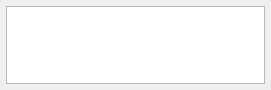
The window that src/TagsManager.ui (markus-wa/glmixer-mirror) describes before a commit, drawn with Qt 5.
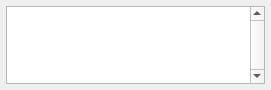
The same window after the commit.

What changed in the file:
```diff
--- a/src/TagsManager.ui
+++ b/src/TagsManager.ui
@@ -29,7 +29,7 @@
       <string>Clic to apply tag; Double-clic to select tagged sources.</string>
      </property>
      <property name="verticalScrollBarPolicy">
-      <enum>Qt::ScrollBarAsNeeded</enum>
+      <enum>Qt::ScrollBarAlwaysOn</enum>
      </property>
      <property name="horizontalScrollBarPolicy">
       <enum>Qt::ScrollBarAlwaysOff</enum>
@@ -49,12 +49,6 @@
      <property name="selectionMode">
       <enum>QAbstractItemView::SingleSelection</enum>
      </property>
-     <property name="iconSize">
-      <size>
-       <width>48</width>
-       <height>48</height>
-      </size>
-     </property>
      <property name="verticalScrollMode">
       <enum>QAbstractItemView::ScrollPerPixel</enum>
      </property>
```
Left out of the diff: 2 changed lines with no effect on the pictures.
